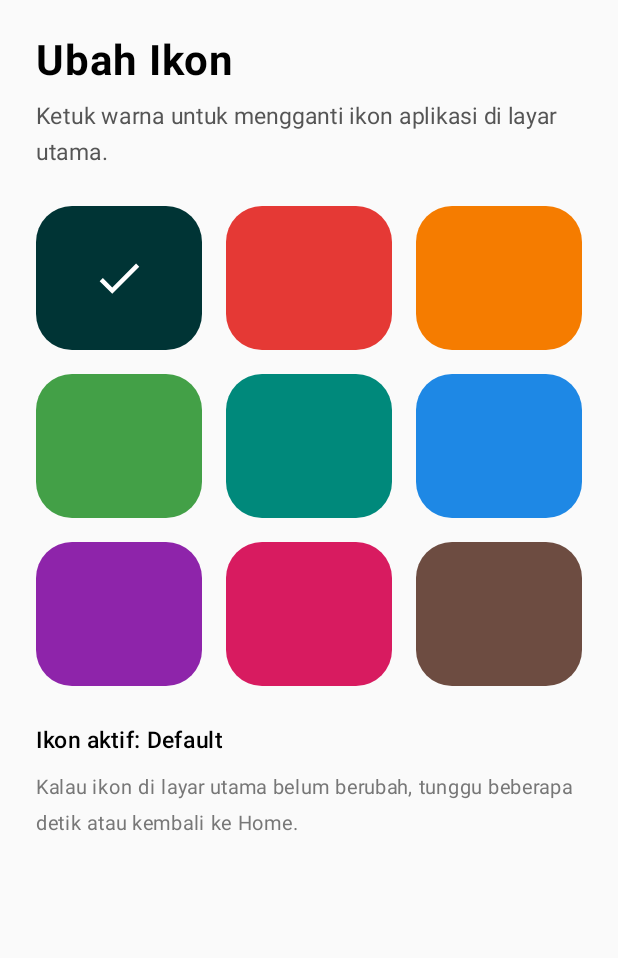
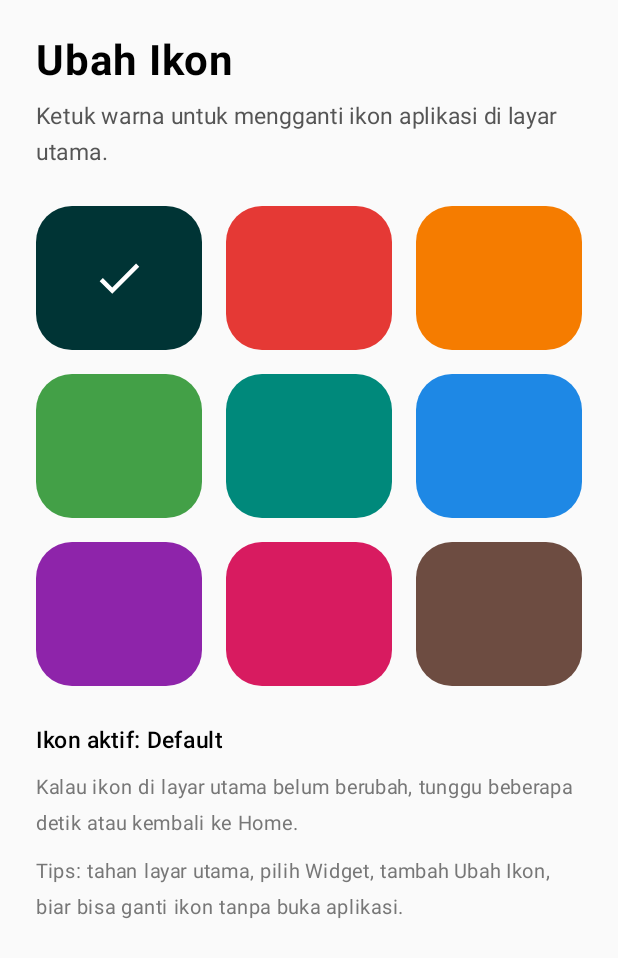
Before and after one commit to HatimZafr/ubah-ikon, an Android app built with Jetpack Compose: the screen it shows after launch (MainActivity), after a tap on "Aktif", on a phone screen of 412 x 824 dp. Shown: the top 958 px of the screen. Run offline under Robolectric (Android 15) with nearby library versions, the phone set to English and light mode, and no system bars.

Commit message:
Segarkan widget saat ikon diganti

```diff
--- a/app/src/main/java/xyz/shabrr/iconchanger/MainActivity.kt
+++ b/app/src/main/java/xyz/shabrr/iconchanger/MainActivity.kt
@@ -86,6 +86,7 @@ fun IconPickerScreen() {
                         .clickable {
                             applyIcon(context, icon)
                             currentId = icon.id
+                            IconWidgetProvider.updateAllWidgets(context)
                             Toast.makeText(
                                 context,
                                 "Ikon diubah ke ${icon.label}",
@@ -118,5 +119,11 @@ fun IconPickerScreen() {
             fontSize = 13.sp,
             color = Color(0xFF777777),
         )
+        Spacer(modifier = Modifier.height(8.dp))
+        Text(
+            text = "Tips: tahan layar utama, pilih Widget, tambah Ubah Ikon, biar bisa ganti ikon tanpa buka aplikasi.",
+            fontSize = 13.sp,
+            color = Color(0xFF777777),
+        )
     }
 }
```
